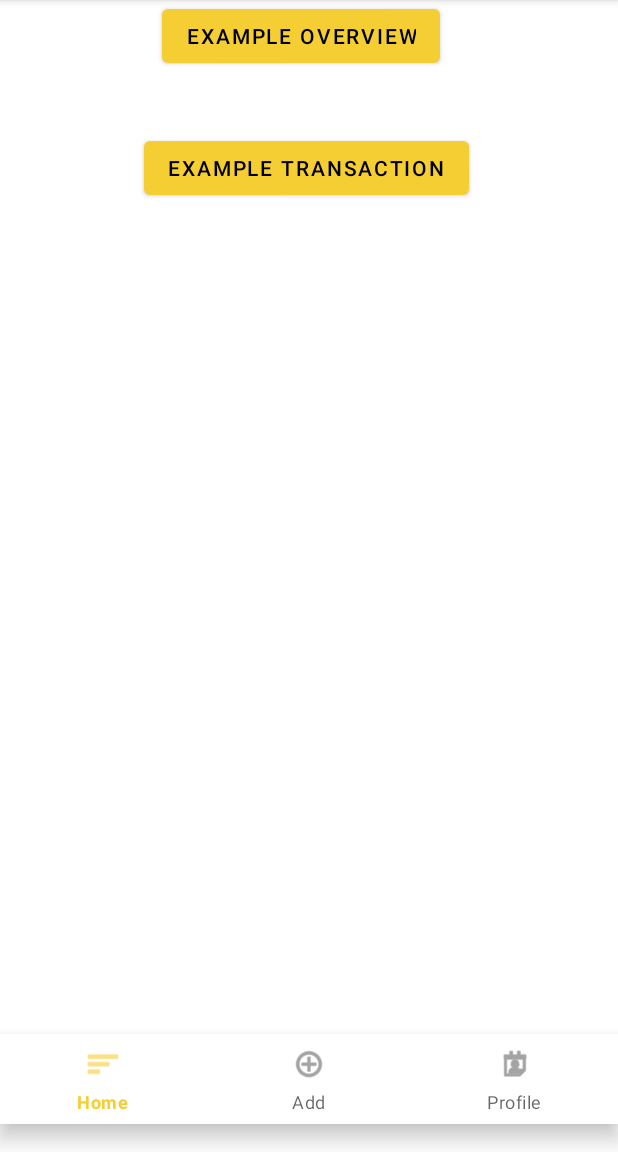
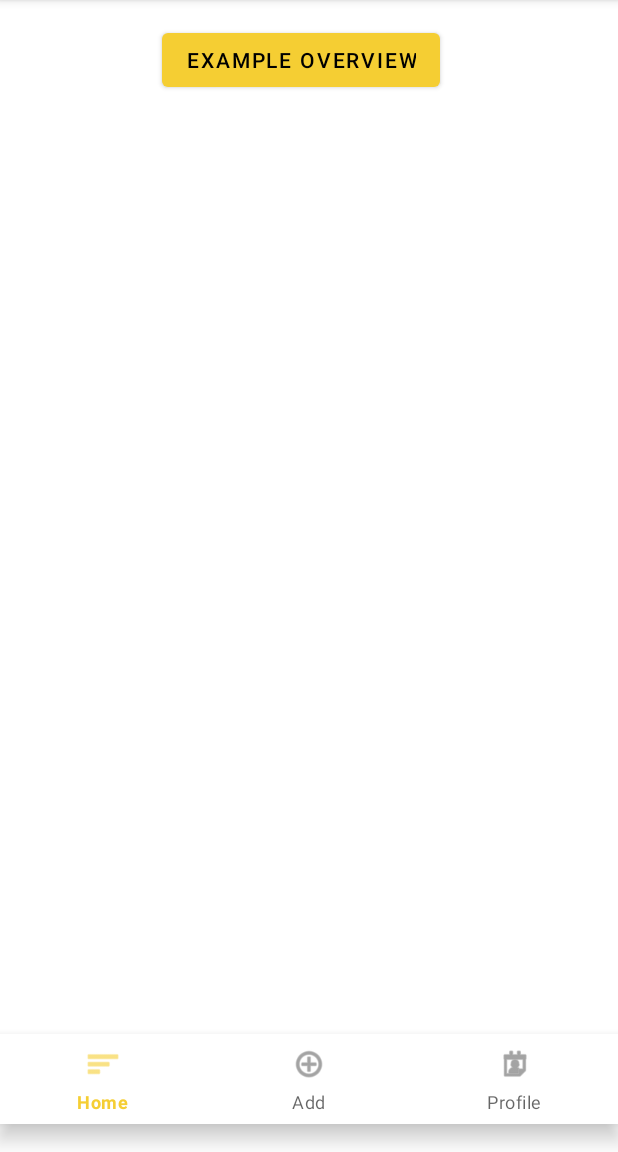
Before and after one commit to sguan12-mu/coinage, an Android app: the HomeFragment screen opened directly, with no data from a screen before it, on a phone screen of 412 x 824 dp, the part 84-1236 px from its top. Run offline under Robolectric (Android 15) with nearby library versions, the light colour scheme and no system bars; libraries missing offline, so code that uses them is left out: com.parse; 5 statements that could not run were skipped.

Commit message:
date formatting and ui

```diff
--- a/app/src/main/res/layout/fragment_detail.xml
+++ b/app/src/main/res/layout/fragment_detail.xml
@@ -12,7 +12,7 @@
         android:layout_height="wrap_content"
         android:layout_marginStart="180dp"
         android:layout_marginTop="64dp"
-        android:text="6/14/22"
+        android:text="__/__/__"
         app:layout_constraintStart_toStartOf="parent"
         app:layout_constraintTop_toTopOf="parent" />
 
--- a/app/src/main/res/layout/fragment_home.xml
+++ b/app/src/main/res/layout/fragment_home.xml
@@ -7,32 +7,23 @@
     tools:context=".fragments.ProfileFragment">
 
     <Button
-        android:id="@+id/button"
-        android:layout_width="wrap_content"
-        android:layout_height="wrap_content"
-        android:layout_marginStart="96dp"
-        android:layout_marginTop="88dp"
-        android:text="example transaction"
-        app:layout_constraintStart_toStartOf="parent"
-        app:layout_constraintTop_toTopOf="parent" />
-
-    <Button
         android:id="@+id/button2"
         android:layout_width="wrap_content"
         android:layout_height="wrap_content"
         android:layout_marginStart="108dp"
+        android:layout_marginTop="16dp"
         android:text="example overview"
         app:layout_constraintStart_toStartOf="parent"
-        tools:layout_editor_absoluteY="26dp" />
+        app:layout_constraintTop_toTopOf="parent" />
 
     <androidx.recyclerview.widget.RecyclerView
         android:id="@+id/rvTransactions"
         android:layout_width="match_parent"
-        android:layout_height="573dp"
-        android:layout_marginTop="22dp"
+        android:layout_height="650dp"
+        android:layout_marginTop="30dp"
         app:layout_constraintBottom_toBottomOf="parent"
         app:layout_constraintEnd_toEndOf="parent"
         app:layout_constraintStart_toStartOf="parent"
-        app:layout_constraintTop_toBottomOf="@+id/button" />
+        app:layout_constraintTop_toBottomOf="@+id/button2" />
 
 </androidx.constraintlayout.widget.ConstraintLayout>
```
Also changed, not shown: app/src/main/java/com/example/coinage/TransactionsAdapter.java (+14 -3 lines), app/src/main/java/com/example/coinage/fragments/DetailFragment.java (+7 -1 lines), app/src/main/java/com/example/coinage/models/Transaction.java (+8 -2 lines), app/src/main/res/layout/item_transaction.xml (+4 -4 lines).
